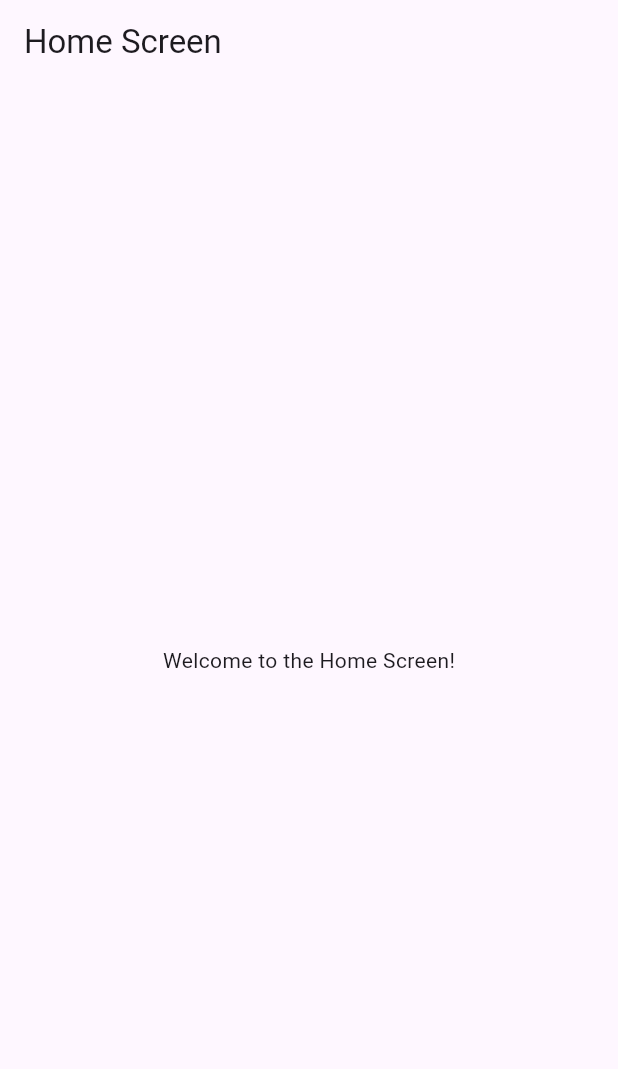
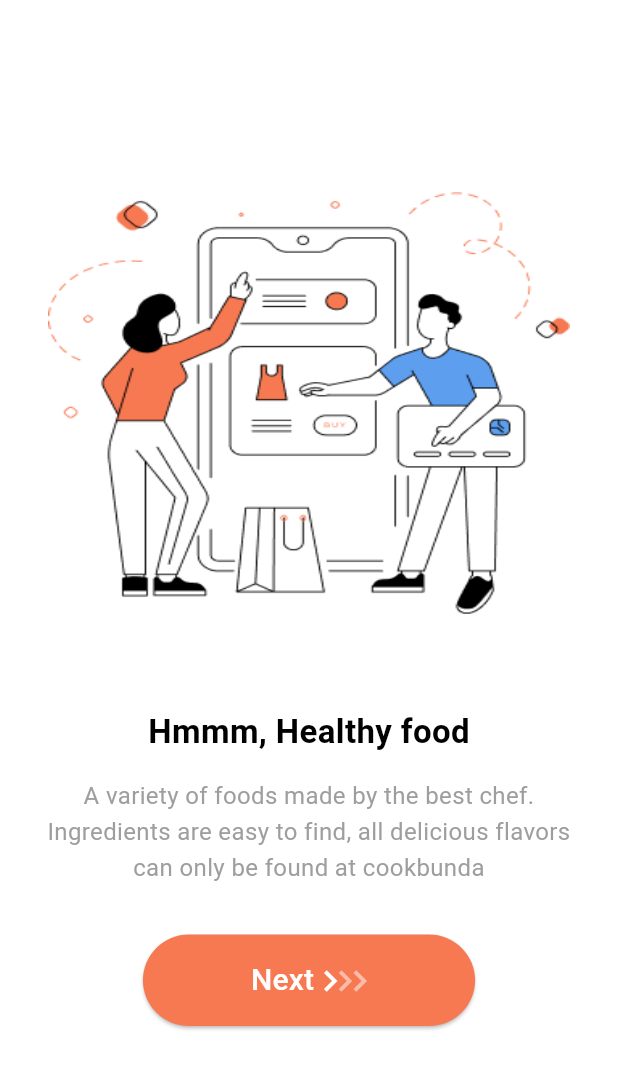
Before and after one commit to jeremy02/Clothing-E-Commerce-App, a Flutter app: the screen it shows after launch, on a phone screen of 412 x 824 dp. Shown: the top 1069 px of the screen. Run offline on Flutter 3.47's test engine with Material 3 defaults, Android fonts, the light colour scheme and no system bars.

Commit message:
creating the onboarding colors

```diff
--- /dev/null
+++ b/lib/screens/onboarding/components/onboarding_button.dart
@@ -0,0 +1,79 @@
+import 'package:flutter/material.dart';
+import 'package:clothing_e_commerce_app/utils/app_utils.dart';
+
+class OnboardingButton extends StatelessWidget {
+  const OnboardingButton({
+    super.key,
+    required this.skip,
+    required this.onTab,
+    required this.index,
+  });
+
+  final bool skip;
+  final VoidCallback onTab;
+  final int index;
+
+  @override
+  Widget build(BuildContext context) {
+    return ElevatedButton(
+      style: ElevatedButton.styleFrom(
+        primary: AppUtils.hexToColor("#F67952"),
+        onPrimary: Colors.white,
+        shape: RoundedRectangleBorder(
+          borderRadius: BorderRadius.circular(36.0),
+        ),
+      ),
+      onPressed: () { },
+      child: Padding(
+        padding: const EdgeInsets.symmetric(
+            horizontal: 48.0,
+            vertical: 16.0
+        ),
+        child: Row(
+          mainAxisAlignment: MainAxisAlignment.center,
+          mainAxisSize: MainAxisSize.min,
+          crossAxisAlignment: CrossAxisAlignment.end,
+          children: [
+            Text(
+              'Next',
+              style: TextStyle(
+                fontSize: 20,
+              ),
+            ),
+            SizedBox(
+              width: 6.0,
+            ),
+            Row(
+              children: [
+                Align(
+                  widthFactor: 0.35,
+                  child: Icon(
+                    Icons.keyboard_arrow_right_sharp,
+                    size: 28.0,
+                    color: Colors.white.withOpacity(index == 0 ? 1.0 : 0.5),
+                  ),
+                ),
+                Align(
+                  widthFactor: 0.35,
+                  child: Icon(
+                    Icons.keyboard_arrow_right_sharp,
+                    size: 28.0,
+                    color: Colors.white.withOpacity(index == 1 ? 1.0 : 0.5),
+                  ),
+                ),
+                Align(
+                  widthFactor: 0.35,
+                  child: Icon(
+                    Icons.keyboard_arrow_right_sharp,
+                    color: Colors.white.withOpacity(index == 2 ? 1.0 : 0.5),
+                    size: 28.0,
+                  ),
+                ),
+              ],
+            ),
+          ],
+        ),
+      ),
+    );
+  }
+}
--- /dev/null
+++ b/lib/screens/onboarding/components/onboarding_widget.dart
@@ -0,0 +1,104 @@
+import 'package:clothing_e_commerce_app/screens/onboarding/components/onboarding_button.dart';
+import 'package:flutter/material.dart';
+
+class OnboardingWidget extends StatelessWidget {
+  const OnboardingWidget({
+    super.key,
+    required this.color,
+    required this.title,
+    required this.description,
+    required this.skip,
+    required this.image,
+    required this.onTab,
+    required this.index,
+  });
+
+  final String color;
+  final String title;
+  final String description;
+  final bool skip;
+  final String image;
+  final VoidCallback onTab;
+  final int index;
+
+  @override
+  Widget build(BuildContext context) {
+
+    double appBarHeight = AppBar().preferredSize.height;
+
+    return ColoredBox(
+      color: Colors.white,
+      child: Stack(
+        children: [
+          Positioned(
+            top: appBarHeight * 2,
+            right: 0,
+            left: 0,
+            bottom: appBarHeight * 2.5,
+            child: Column(
+              mainAxisSize: MainAxisSize.max,
+              children: [
+                const SizedBox(
+                  height: 16,
+                ),
+                Expanded(
+                    child: Container(
+                      width: double.infinity,
+                      height: double.infinity,
+                      margin: EdgeInsets.symmetric(
+                        horizontal: 32.0
+                      ),
+                      decoration: BoxDecoration(
+                         image: DecorationImage(
+                            image: AssetImage(
+                              'assets/onboarding/onboarding_screen_1.png',
+                            ),
+                            fit: BoxFit.fill
+                         ),
+                      ),
+                    ),
+                ),
+                Padding(
+                  padding: const EdgeInsets.symmetric(
+                      horizontal: 20,
+                  ),
+                  child: Column(
+                    children: [
+                      const SizedBox(
+                        height: 62,
+                      ),
+                      Text(
+                        title,
+                        maxLines: 1,
+                        style: const TextStyle(
+                          fontSize: 22,
+                          fontWeight: FontWeight.bold,
+                          color: Colors.black,
+                        ),
+                      ),
+                      const SizedBox(height: 16,),
+                      Text(
+                        description,
+                        maxLines: 3,
+                        style: const TextStyle(
+                          fontSize: 16,
+                          height: 1.5,
+                          color: Colors.grey,
+                        ),
+                        textAlign: TextAlign.center,
+                      ),
+                    ],
+                  ),
+                ),
+                const SizedBox(
+                  height: 32,
+                ),
+                OnboardingButton(skip: skip, onTab: onTab, index: index),
+              ],
+            ),
+          ),
+        ],
+      ),
+    );
+  }
+}
--- a/lib/screens/onboarding/onboarding_screen.dart
+++ b/lib/screens/onboarding/onboarding_screen.dart
@@ -1,16 +1,79 @@
+import 'package:clothing_e_commerce_app/screens/onboarding/components/onboarding_widget.dart';
+import 'package:clothing_e_commerce_app/utils/app_scroll_behavior.dart';
 import 'package:flutter/material.dart';
 
-class OnboardingScreen extends StatelessWidget {
+class OnboardingScreen extends StatefulWidget {
   const OnboardingScreen({super.key});
+
+  @override
+  State<OnboardingScreen> createState() => _OnboardingScreenState();
+}
+
+class _OnboardingScreenState extends State<OnboardingScreen> {
+
+  final PageController  _pageController = PageController();
+
+  int _activePage = 0;
+
+  void onNextPage(){
+    if(_activePage  < _pages.length - 1) {
+      _pageController.nextPage(
+        duration: const Duration(milliseconds: 500),
+        curve: Curves.fastEaseInToSlowEaseOut,);
+    }
+  }
+
+  final List<Map<String, dynamic>> _pages = [
+    {
+      'color': '#ffe24e',
+      'title': 'Hmmm, Healthy food',
+      'image': 'assets/images/image1.png',
+      'description': "A variety of foods made by the best chef. Ingredients are easy to find, all delicious flavors can only be found at cookbunda",
+      'skip': true
+    },
+    {
+      'color': '#a3e4f1',
+      'title': 'Fresh Drinks, Stay Fresh',
+      'image': 'assets/images/image2.png',
+      'description': 'Not all food, we provide clear healthy drink options for you. Fresh taste always accompanies you',
+      'skip': true
+    },
+    {
+      'color': '#31b77a',
+      'title': 'Let\'s Cooking',
+      'image': 'assets/images/image3.png',
+      'description': 'Are you ready to make a dish for your friends or family? create an account and cooks',
+      'skip': false
+    },
+  ];
 
   @override
   Widget build(BuildContext context) {
     return Scaffold(
-      appBar: AppBar(
-        title: const Text('Home Screen'),
-      ),
-      body: const Center(
-        child: Text('Welcome to the Home Screen!'),
+      body: Stack(
+        children: [
+          PageView.builder(
+              controller: _pageController,
+              itemCount: _pages.length,
+              scrollBehavior: AppScrollBehavior(),
+              onPageChanged: (int page) {
+                setState(() {
+                  _activePage = page;
+                });
+              },
+              itemBuilder: (BuildContext context, int index){
+                return OnboardingWidget(
+                  index: index,
+                  color: _pages[index]['color'],
+                  title: _pages[index]['title'],
+                  description: _pages[index]['description'],
+                  image: _pages[index]['image'],
+                  skip: _pages[index]['skip'],
+                  onTab: onNextPage,
+                );
+              }
+          ),
+        ],
       ),
     );
   }
--- a/lib/screens/splash_screen.dart
+++ b/lib/screens/splash_screen.dart
@@ -5,10 +5,10 @@ class SplashScreen extends StatefulWidget {
   const SplashScreen({super.key});
 
   @override
-  SplashScreenState createState() => SplashScreenState();
+  State<SplashScreen> createState() => _SplashScreenState();
 }
 
-class SplashScreenState extends State<SplashScreen> {
+class _SplashScreenState extends State<SplashScreen> {
   @override
   void initState() {
     super.initState();
--- /dev/null
+++ b/lib/utils/app_scroll_behavior.dart
@@ -0,0 +1,10 @@
+import 'package:flutter/gestures.dart';
+import 'package:flutter/material.dart';
+
+class AppScrollBehavior extends MaterialScrollBehavior {
+  @override
+  Set<PointerDeviceKind> get dragDevices => {
+    PointerDeviceKind.touch,
+    PointerDeviceKind.mouse,
+  };
+}
--- /dev/null
+++ b/lib/utils/app_utils.dart
@@ -0,0 +1,10 @@
+// app_utils.dart
+
+import 'package:flutter/material.dart';
+
+class AppUtils {
+  static Color hexToColor(String hex) {
+    assert(RegExp(r'^#([0-9a-fA-F]{6})|([0-9a-fA-F]{8})$').hasMatch(hex));
+    return Color(int.parse(hex.substring(1), radix: 16) + (hex.length == 7 ? 0xFF000000 : 0x00000000));
+  }
+}
--- a/pubspec.yaml
+++ b/pubspec.yaml
@@ -61,6 +61,7 @@ flutter:
   # To add assets to your application, add an assets section, like this:
   assets:
     - assets/app/
+    - assets/onboarding/
 
   # An image asset can refer to one or more resolution-specific "variants", see
   # https://flutter.dev/assets-and-images/#resolution-aware
```
Also changed, not shown: assets/onboarding/onboarding_screen_1.png (added), assets/onboarding/onboarding_screen_2.png (added), assets/onboarding/onboarding_screen_3.png (added).
